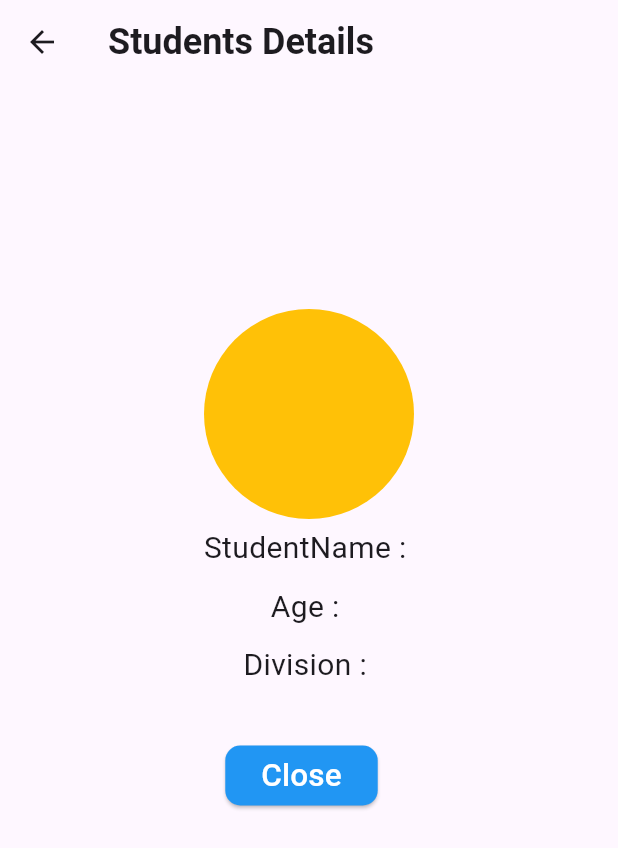
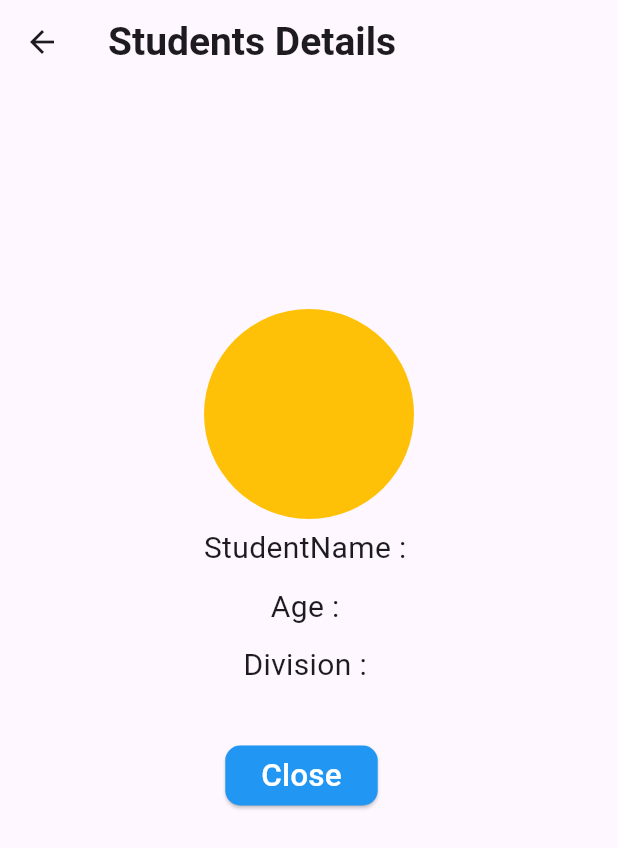
Before and after one commit to akshayrajkv/student-details-app-using-hive, a Flutter app: the StudentDetails screen opened directly with empty values, on a phone screen of 412 x 824 dp. Shown: the top 848 px of the screen. Run offline on Flutter 3.47's test engine with Material 3 defaults, Android fonts, the light colour scheme and no system bars; our stand-ins replace hive_flutter; accounts and stored records are empty.

Commit message:
Update student_detail.dart

```diff
--- a/lib/screens/student_detail.dart
+++ b/lib/screens/student_detail.dart
@@ -17,7 +17,7 @@ class StudentDetails extends StatelessWidget {
       appBar: AppBar(
         title: const Text(
           'Students Details',
-          style: TextStyle(fontSize: 24, fontWeight: FontWeight.bold),
+          style: TextStyle(fontSize: 26, fontWeight: FontWeight.bold),
         ),
       ),
       body: Column(
```
